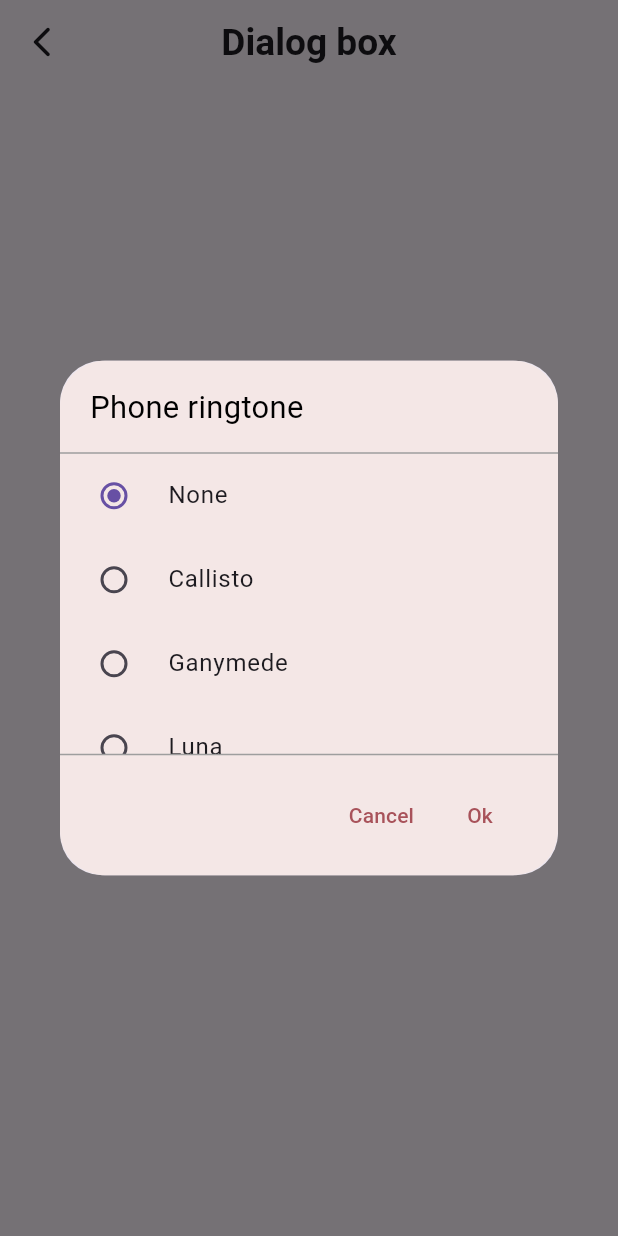
After one commit to Zimil-Patel/adv_flutter_ch2, a Flutter app: the BodyOfScreen screen opened directly, after a tap on "Show Dialog", on a phone screen of 412 x 824 dp. The commit adds this screen. Run offline on Flutter 3.47's test engine with Material 3 defaults, Android fonts, the phone set to English and light mode, and no system bars; our stand-ins replace blurrycontainer.

Commit message:
05-05-2024

```diff
--- /dev/null
+++ b/lib/date & time picker & dialog box/screens/dialogs/view/components/body_of_screen.dart
@@ -0,0 +1,32 @@
+import 'package:adv_flutter_ch2/date%20&%20time%20picker%20&%20dialog%20box/components/custom_app_bar.dart';
+import 'package:adv_flutter_ch2/date%20&%20time%20picker%20&%20dialog%20box/screens/dialogs/view/components/custom_dialog.dart';
+import 'package:adv_flutter_ch2/date%20&%20time%20picker%20&%20dialog%20box/screens/ios%20action%20sheet/constants.dart';
+import 'package:adv_flutter_ch2/global%20app%20list/utils/constants.dart';
+import 'package:flutter/material.dart';
+
+class BodyOfScreen extends StatelessWidget {
+  const BodyOfScreen({super.key});
+
+  @override
+  Widget build(BuildContext context) {
+    return Scaffold(
+      appBar: customAppBar(context: context, title: 'Dialog box'),
+      body: Center(
+        child: TextButton(
+          onPressed: () {
+            showDialog(
+              context: context,
+              builder: (context) {
+                return CustomDialog();
+              },
+            );
+          },
+          child: Text(
+            'Show Dialog',
+            style: TextStyle(fontSize: height * 0.03, color: cupertinotxtColor),
+          ),
+        ),
+      ),
+    );
+  }
+}
--- /dev/null
+++ b/lib/date & time picker & dialog box/screens/dialogs/view/components/custom_dialog.dart
@@ -0,0 +1,128 @@
+import 'package:adv_flutter_ch2/date%20&%20time%20picker%20&%20dialog%20box/screens/dialogs/provider/dialog_provider.dart';
+import 'package:adv_flutter_ch2/global%20app%20list/utils/constants.dart';
+import 'package:flutter/material.dart';
+import 'package:provider/provider.dart';
+
+class CustomDialog extends StatelessWidget {
+  const CustomDialog({super.key});
+
+  @override
+  Widget build(BuildContext context) {
+    DialogProvider providerFalse =
+        Provider.of<DialogProvider>(context, listen: false);
+    DialogProvider providerTrue =
+        Provider.of<DialogProvider>(context, listen: true);
+    return Dialog(
+      child: Container(
+        decoration: BoxDecoration(
+          color: const Color(0xfff4e7e6),
+          borderRadius: BorderRadius.circular(30),
+        ),
+        child: Column(
+          mainAxisSize: MainAxisSize.min,
+          children: [
+            Row(
+              children: [
+                Padding(
+                  padding:
+                      const EdgeInsets.only(left: 20.0, top: 16, bottom: 16),
+                  child: Text(
+                    'Phone ringtone',
+                    style: TextStyle(
+                        color: Colors.black, fontSize: height * 0.025),
+                  ),
+                ),
+              ],
+            ),
+            Container(
+              height: 1,
+              color: Colors.grey,
+            ),
+            SizedBox(
+              height: 200,
+              child: SingleChildScrollView(
+                child: Column(
+                  children: [
+                    RadioListTile<String>(
+                      title: const Text('None'),
+                      value: 'None',
+                      groupValue: providerTrue.selectedRingtone,
+                      onChanged: (value) {
+                        providerFalse.showButtonDialog(
+                            context: context, value: value!);
+                      },
+                    ),
+                    RadioListTile<String>(
+                      title: const Text('Callisto'),
+                      value: 'Callisto',
+                      groupValue: providerTrue.selectedRingtone,
+                      onChanged: (value) {
+                        providerFalse.showButtonDialog(
+                            context: context, value: value!);
+                      },
+                    ),
+                    RadioListTile<String>(
+                      title: const Text('Ganymede'),
+                      value: 'Ganymede',
+                      groupValue: providerTrue.selectedRingtone,
+                      onChanged: (value) {
+                        providerFalse.showButtonDialog(
+                            context: context, value: value!);
+                      },
+                    ),
+                    RadioListTile<String>(
+                      title: const Text('Luna'),
+                      value: 'Luna',
+                      groupValue: providerTrue.selectedRingtone,
+                      onChanged: (value) {
+                        providerFalse.showButtonDialog(
+                            context: context, value: value!);
+                      },
+                    ),
+                    RadioListTile<String>(
+                      title: const Text('Ringtone 5'),
+                      value: 'Ringtone 5',
+                      groupValue: providerTrue.selectedRingtone,
+                      onChanged: (value) {
+                        providerFalse.showButtonDialog(
+                            context: context, value: value!);
+                      },
+                    ),
+                  ],
+                ),
+              ),
+            ),
+            Container(
+              height: 1,
+              color: Colors.grey,
+            ),
+            Padding(
+              padding: const EdgeInsets.only(top: 16.0, bottom: 16, right: 20),
+              child: Row(
+                children: [
+                  const Spacer(),
+                  TextButton(
+                    onPressed: () {
+                      Navigator.pop(context);
+                    },
+                    child: const Text(
+                      'Cancel',
+                      style: TextStyle(color: Color(0xffa8525a)),
+                    ),
+                  ),
+                  TextButton(
+                    onPressed: () {
+                      Navigator.pop(context);
+                    },
+                    child: const Text('Ok',
+                        style: TextStyle(color: Color(0xffa8525a))),
+                  ),
+                ],
+              ),
+            ),
+          ],
+        ),
+      ),
+    );
+  }
+}
```
Also changed, not shown: lib/date & time picker & dialog box/screens/dialogs/view/dialog.dart (+4 -92 lines), snaps/2.1/2.1.6/img1.png (added), snaps/2.1/2.1.6/img2.png (added), 1 other file.
